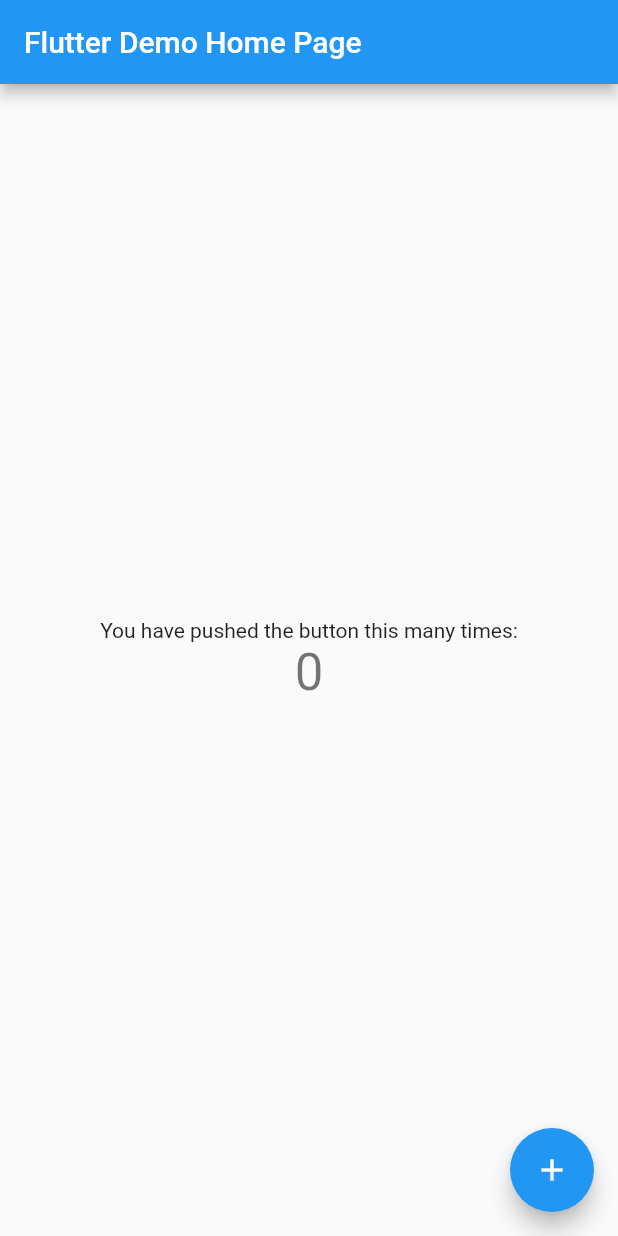
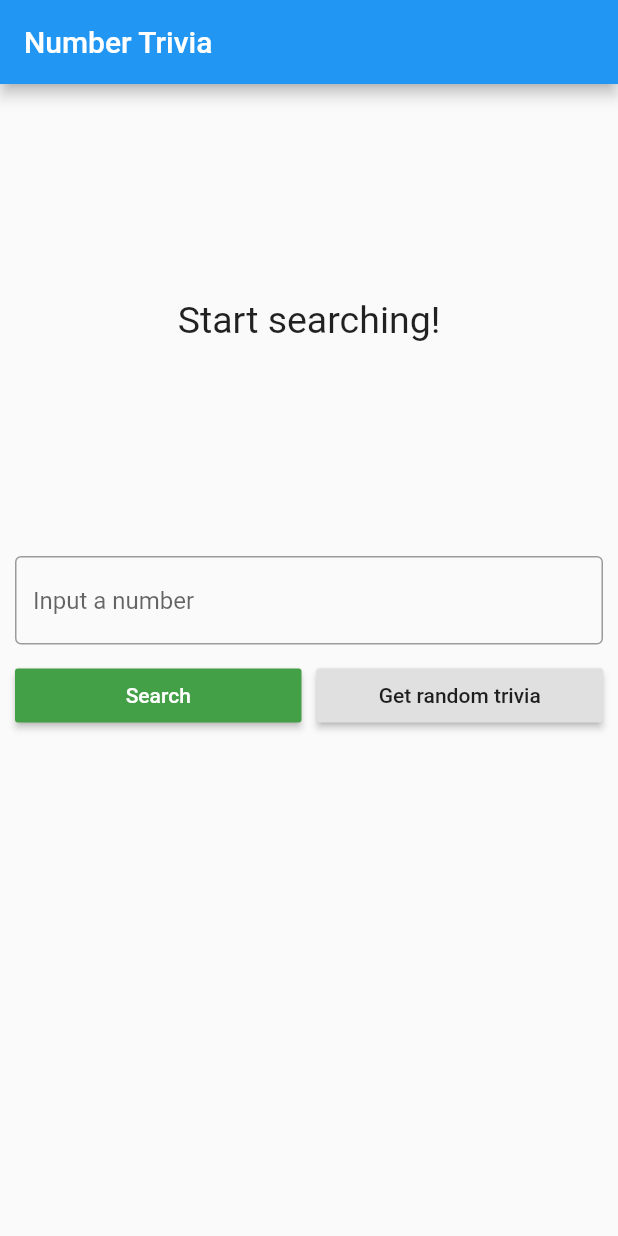
Before and after one commit to slemankfa/number_trivia, a Flutter app: the screen it shows after launch, on a phone screen of 412 x 824 dp. Run offline on Flutter 3.47's test engine with Material 2 defaults, Android fonts, the phone set to English and light mode, and no system bars; our stand-ins replace bloc, dartz, equatable, flutter_bloc, get_it, shared_preferences.

Commit message:
finished main course

```diff
--- a/lib/core/network/network_info.dart
+++ b/lib/core/network/network_info.dart
@@ -1,17 +1,18 @@
-import 'package:data_connection_checker/data_connection_checker.dart';
+// import 'package:data_connection_checker/data_connection_checker.dart';
 
 abstract class NetworkInfo {
   Future<bool> get isConnected;
 }
 
 class NetworkInfoImpl implements NetworkInfo {
-  final DataConnectionChecker dataConnectionChecker;
+  // final DataConnectionChecker dataConnectionChecker;
 
-  NetworkInfoImpl(this.dataConnectionChecker);
+  // NetworkInfoImpl(this.dataConnectionChecker);
 
   @override
   // TODO: implement isConnected
-  Future<bool> get isConnected => dataConnectionChecker.hasConnection;
+  Future<bool> get isConnected => Future.value(true);
+  // Future<bool> get isConnected => dataConnectionChecker.hasConnection;
   // Future<bool> get isConnected {
   //   dataConnectionChecker.hasConnection ;
   //   return Future.value(true);
--- /dev/null
+++ b/lib/features/number_trivia/presentation/pages/number_trivia_page.dart
@@ -0,0 +1,61 @@
+import 'package:flutter/material.dart';
+import 'package:flutter_bloc/flutter_bloc.dart';
+
+import '../../../../injection_container.dart';
+import '../bloc/number_trivia_bloc.dart';
+import '../widgets/loading_widget.dart';
+import '../widgets/message_display.dart';
+import '../widgets/trivia_controls.dart';
+import '../widgets/trivia_display.dart';
+
+class NumberTriviaPage extends StatelessWidget {
+  @override
+  Widget build(BuildContext context) {
+    return Scaffold(
+      appBar: AppBar(
+        title: Text('Number Trivia'),
+      ),
+      body: SingleChildScrollView(
+        child: buildBody(context),
+      ),
+    );
+  }
+
+  BlocProvider<NumberTriviaBloc> buildBody(BuildContext context) {
+    return BlocProvider(
+      create: (_) => sl<NumberTriviaBloc>(),
+      child: Center(
+        child: Padding(
+          padding: const EdgeInsets.all(10),
+          child: Column(
+            children: <Widget>[
+              SizedBox(height: 10),
+              // Top half
+              BlocBuilder<NumberTriviaBloc, NumberTriviaState>(
+                builder: (context, state) {
+                  if (state is Empty) {
+                    return MessageDisplay(
+                      message: 'Start searching!',
+                    );
+                  } else if (state is Loading) {
+                    return LoadingWidget();
+                  } else if (state is Loaded) {
+                    return TriviaDisplay(numberTrivia: state.trivia);
+                  } else if (state is ErrorState) {
+                    return MessageDisplay(
+                      message: state.errorMessage,
+                    );
+                  }
+                  return Container();
+                },
+              ),
+              const SizedBox(height: 20),
+              // Bottom half
+              TriviaControls()
+            ],
+          ),
+        ),
+      ),
+    );
+  }
+}
--- /dev/null
+++ b/lib/features/number_trivia/presentation/widgets/message_display.dart
@@ -0,0 +1,25 @@
+import 'package:flutter/material.dart';
+
+class MessageDisplay extends StatelessWidget {
+  final String message;
+
+  MessageDisplay({
+    required this.message,
+  });
+
+  @override
+  Widget build(BuildContext context) {
+    return Container(
+      height: MediaQuery.of(context).size.height / 3,
+      child: Center(
+        child: SingleChildScrollView(
+          child: Text(
+            message,
+            style: TextStyle(fontSize: 25),
+            textAlign: TextAlign.center,
+          ),
+        ),
+      ),
+    );
+  }
+}
--- /dev/null
+++ b/lib/features/number_trivia/presentation/widgets/trivia_controls.dart
@@ -0,0 +1,66 @@
+import 'package:flutter/material.dart';
+import 'package:flutter_bloc/flutter_bloc.dart';
+import 'package:number_trivia/features/number_trivia/presentation/bloc/number_trivia_bloc.dart';
+
+class TriviaControls extends StatefulWidget {
+  @override
+  _TriviaControlsState createState() => _TriviaControlsState();
+}
+
+class _TriviaControlsState extends State<TriviaControls> {
+  final controller = TextEditingController();
+  late String inputStr;
+
+  @override
+  Widget build(BuildContext context) {
+    return Column(
+      children: <Widget>[
+        TextField(
+          controller: controller,
+          keyboardType: TextInputType.number,
+          decoration: InputDecoration(
+            border: OutlineInputBorder(),
+            hintText: 'Input a number',
+          ),
+          onChanged: (value) {
+            inputStr = value;
+          },
+          onSubmitted: (_) {
+            dispatchConcrete();
+          },
+        ),
+        SizedBox(height: 10),
+        Row(
+          children: <Widget>[
+            Expanded(
+              child: RaisedButton(
+                child: Text('Search'),
+                color: Theme.of(context).accentColor,
+                textTheme: ButtonTextTheme.primary,
+                onPressed: dispatchConcrete,
+              ),
+            ),
+            SizedBox(width: 10),
+            Expanded(
+              child: RaisedButton(
+                child: Text('Get random trivia'),
+                onPressed: dispatchRandom,
+              ),
+            ),
+          ],
+        )
+      ],
+    );
+  }
+
+  void dispatchConcrete() {
+    controller.clear();
+    BlocProvider.of<NumberTriviaBloc>(context)
+        .add(GetTriviaForConcreteNumber(inputStr));
+  }
+
+  void dispatchRandom() {
+    controller.clear();
+    BlocProvider.of<NumberTriviaBloc>(context).add(GetTriviaForRandomNumber());
+  }
+}
--- /dev/null
+++ b/lib/features/number_trivia/presentation/widgets/widgets.dart
@@ -0,0 +1,4 @@
+export 'loading_widget.dart';
+export 'message_display.dart';
+export 'trivia_display.dart';
+export 'trivia_controls.dart';
--- a/lib/main.dart
+++ b/lib/main.dart
@@ -1,7 +1,9 @@
 import 'package:flutter/material.dart';
+import 'package:number_trivia/features/number_trivia/presentation/pages/number_trivia_page.dart';
 import 'package:number_trivia/injection_container.dart' as di;
 
-void main()  async{
+void main() async {
+  WidgetsFlutterBinding.ensureInitialized();
   await di.init();
   runApp(const MyApp());
 }
@@ -24,94 +26,11 @@ class MyApp extends StatelessWidget {
         // or simply save your changes to "hot reload" in a Flutter IDE).
         // Notice that the counter didn't reset back to zero; the application
         // is not restarted.
-        primarySwatch: Colors.blue,
+        primaryColor: Colors.green.shade800,
+        accentColor: Colors.green.shade600,
+        // primarySwatch:MaterialColor(),
       ),
-      home: const MyHomePage(title: 'Flutter Demo Home Page'),
+      home: NumberTriviaPage(),
     );
   }
 }
-
-class MyHomePage extends StatefulWidget {
-  const MyHomePage({Key? key, required this.title}) : super(key: key);
-
-  // This widget is the home page of your application. It is stateful, meaning
-  // that it has a State object (defined below) that contains fields that affect
-  // how it looks.
-
-  // This class is the configuration for the state. It holds the values (in this
-  // case the title) provided by the parent (in this case the App widget) and
-  // used by the build method of the State. Fields in a Widget subclass are
-  // always marked "final".
-
-  final String title;
-
-  @override
-  State<MyHomePage> createState() => _MyHomePageState();
-}
-
-class _MyHomePageState extends State<MyHomePage> {
-  int _counter = 0;
-
-  void _incrementCounter() {
-    setState(() {
-      // This call to setState tells the Flutter framework that something has
-      // changed in this State, which causes it to rerun the build method below
-      // so that the display can reflect the updated values. If we changed
-      // _counter without calling setState(), then the build method would not be
-      // called again, and so nothing would appear to happen.
-      _counter++;
-    });
-  }
-
-  @override
-  Widget build(BuildContext context) {
-    // This method is rerun every time setState is called, for instance as done
-    // by the _incrementCounter method above.
-    //
-    // The Flutter framework has been optimized to make rerunning build methods
-    // fast, so that you can just rebuild anything that needs updating rather
-    // than having to individually change instances of widgets.
-    return Scaffold(
-      appBar: AppBar(
-        // Here we take the value from the MyHomePage object that was created by
-        // the App.build method, and use it to set our appbar title.
-        title: Text(widget.title),
-      ),
-      body: Center(
-        // Center is a layout widget. It takes a single child and positions it
-        // in the middle of the parent.
-        child: Column(
-          // Column is also a layout widget. It takes a list of children and
-          // arranges them vertically. By default, it sizes itself to fit its
-          // children horizontally, and tries to be as tall as its parent.
-          //
-          // Invoke "debug painting" (press "p" in the console, choose the
-          // "Toggle Debug Paint" action from the Flutter Inspector in Android
-          // Studio, or the "Toggle Debug Paint" command in Visual Studio Code)
-          // to see the wireframe for each widget.
-          //
-          // Column has various properties to control how it sizes itself and
-          // how it positions its children. Here we use mainAxisAlignment to
-          // center the children vertically; the main axis here is the vertical
-          // axis because Columns are vertical (the cross axis would be
-          // horizontal).
-          mainAxisAlignment: MainAxisAlignment.center,
-          children: <Widget>[
-            const Text(
-              'You have pushed the button this many times:',
-            ),
-            Text(
-              '$_counter',
-              style: Theme.of(context).textTheme.headline4,
-            ),
-          ],
-        ),
-      ),
-      floatingActionButton: FloatingActionButton(
-        onPressed: _incrementCounter,
-        tooltip: 'Increment',
-        child: const Icon(Icons.add),
-      ), // This trailing comma makes auto-formatting nicer for build methods.
-    );
-  }
-}
--- a/pubspec.yaml
+++ b/pubspec.yaml
@@ -35,7 +35,7 @@ dependencies:
   dartz: ^0.10.1
   # Remote API
   connectivity: ^3.0.6
-  data_connection_checker: ^0.3.4
+  # data_connection_checker: ^0.3.4
   http: ^0.13.4
   # Local cache
   shared_preferences: ^2.0.6
```
Also changed, not shown: lib/features/number_trivia/presentation/widgets/loading_widget.dart (added, +13 -0 lines), lib/features/number_trivia/presentation/widgets/trivia_display.dart (added, +36 -0 lines), lib/injection_container.dart (+4 -4 lines), pubspec.lock, 1 other file.
